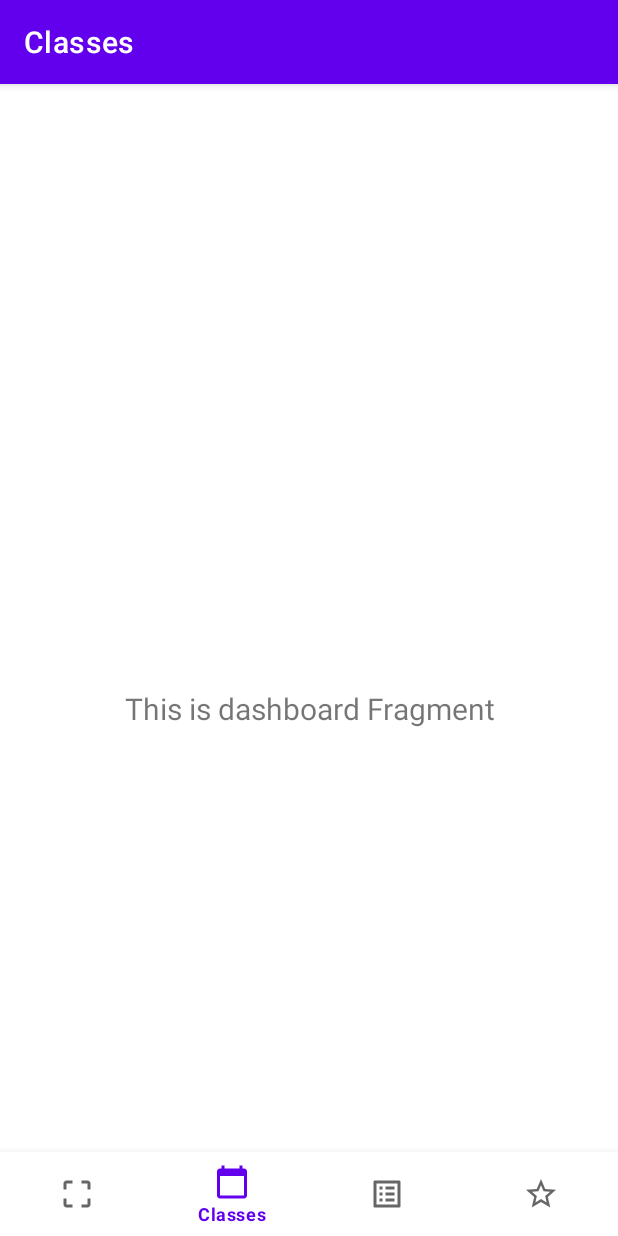
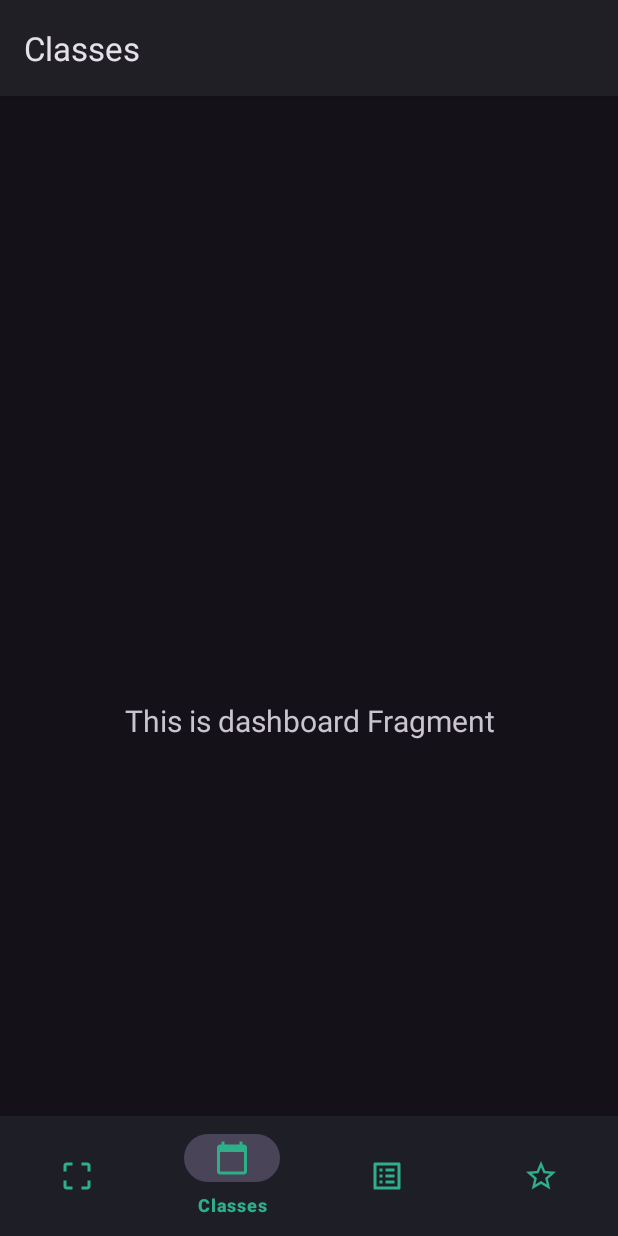
Before and after one commit to pfrost982/HiMike, an Android app: the screen it shows after launch (MainActivity), item 2 of the bottom bar chosen, on a phone screen of 412 x 824 dp. Run offline under Robolectric (Android 15) with nearby library versions, the phone set to English and light mode, and no system bars; our stand-ins replace navigation-ui.

Commit message:
theme and colors

```diff
--- /dev/null
+++ b/app/src/main/res/drawable/gradient.xml
@@ -0,0 +1,8 @@
+<?xml version="1.0" encoding="utf-8"?>
+<shape xmlns:android="http://schemas.android.com/apk/res/android">
+    <corners android:radius="30dp" />
+    <gradient
+        android:startColor="@color/gradientStart"
+        android:endColor="@color/gradientEnd"
+        android:type="linear" />
+</shape>
--- a/app/src/main/res/layout/activity_main.xml
+++ b/app/src/main/res/layout/activity_main.xml
@@ -10,6 +10,9 @@
         android:id="@+id/nav_view"
         android:layout_width="0dp"
         android:layout_height="wrap_content"
+        app:itemTextColor="@color/bottomMenuText"
+        app:itemIconTint="@color/bottomMenuText"
+        app:labelVisibilityMode="selected"
         android:layout_marginStart="0dp"
         android:layout_marginEnd="0dp"
         android:background="?android:attr/windowBackground"
--- a/app/src/main/res/navigation/mobile_navigation.xml
+++ b/app/src/main/res/navigation/mobile_navigation.xml
@@ -8,7 +8,7 @@
     <fragment
         android:id="@+id/navigation_home"
         android:name="ru.gb.himike.ui.home.HomeFragment"
-        android:label="@string/title_home"
+        android:label="@string/app_name"
         tools:layout="@layout/fragment_home" />
 
     <fragment
--- a/app/src/main/res/values-night/themes.xml
+++ /dev/null
@@ -1,16 +0,0 @@
-<resources xmlns:tools="http://schemas.android.com/tools">
-    <!-- Base application theme. -->
-    <style name="Theme.HiMike" parent="Theme.MaterialComponents.DayNight.DarkActionBar">
-        <!-- Primary brand color. -->
-        <item name="colorPrimary">@color/purple_200</item>
-        <item name="colorPrimaryVariant">@color/purple_700</item>
-        <item name="colorOnPrimary">@color/black</item>
-        <!-- Secondary brand color. -->
-        <item name="colorSecondary">@color/teal_200</item>
-        <item name="colorSecondaryVariant">@color/teal_200</item>
-        <item name="colorOnSecondary">@color/black</item>
-        <!-- Status bar color. -->
-        <item name="android:statusBarColor" tools:targetApi="l">?attr/colorPrimaryVariant</item>
-        <!-- Customize your theme here. -->
-    </style>
-</resources>
--- a/app/src/main/res/values/colors.xml
+++ b/app/src/main/res/values/colors.xml
@@ -1,10 +1,12 @@
 <?xml version="1.0" encoding="utf-8"?>
 <resources>
-    <color name="purple_200">#FFBB86FC</color>
-    <color name="purple_500">#FF6200EE</color>
-    <color name="purple_700">#FF3700B3</color>
-    <color name="teal_200">#FF03DAC5</color>
-    <color name="teal_700">#FF018786</color>
+    <color name="primaryColor">#8AAFC1</color>
+    <color name="primaryLightColor">#4f5b62</color>
+    <color name="primaryDarkColor">#000a12</color>
+    <color name="primaryTextColor">#ffffff</color>
+    <color name="bottomMenuText">#2db087</color>
+    <color name="gradientStart">#36ef88</color>
+    <color name="gradientEnd">#01beb5</color>
     <color name="black">#FF000000</color>
     <color name="white">#FFFFFFFF</color>
 </resources>
--- a/app/src/main/res/values/themes.xml
+++ b/app/src/main/res/values/themes.xml
@@ -1,14 +1,10 @@
 <resources xmlns:tools="http://schemas.android.com/tools">
     <!-- Base application theme. -->
-    <style name="Theme.HiMike" parent="Theme.MaterialComponents.DayNight.DarkActionBar">
+    <style name="Theme.HiMike" parent="Theme.Material3.Dark">
         <!-- Primary brand color. -->
-        <item name="colorPrimary">@color/purple_500</item>
-        <item name="colorPrimaryVariant">@color/purple_700</item>
-        <item name="colorOnPrimary">@color/white</item>
-        <!-- Secondary brand color. -->
-        <item name="colorSecondary">@color/teal_200</item>
-        <item name="colorSecondaryVariant">@color/teal_700</item>
-        <item name="colorOnSecondary">@color/black</item>
+        <item name="colorPrimary">@color/primaryColor</item>
+        <item name="colorPrimaryVariant">@color/primaryDarkColor</item>
+        <item name="colorOnPrimary">@color/primaryLightColor</item>
         <!-- Status bar color. -->
         <item name="android:statusBarColor" tools:targetApi="l">?attr/colorPrimaryVariant</item>
         <!-- Customize your theme here. -->
```
